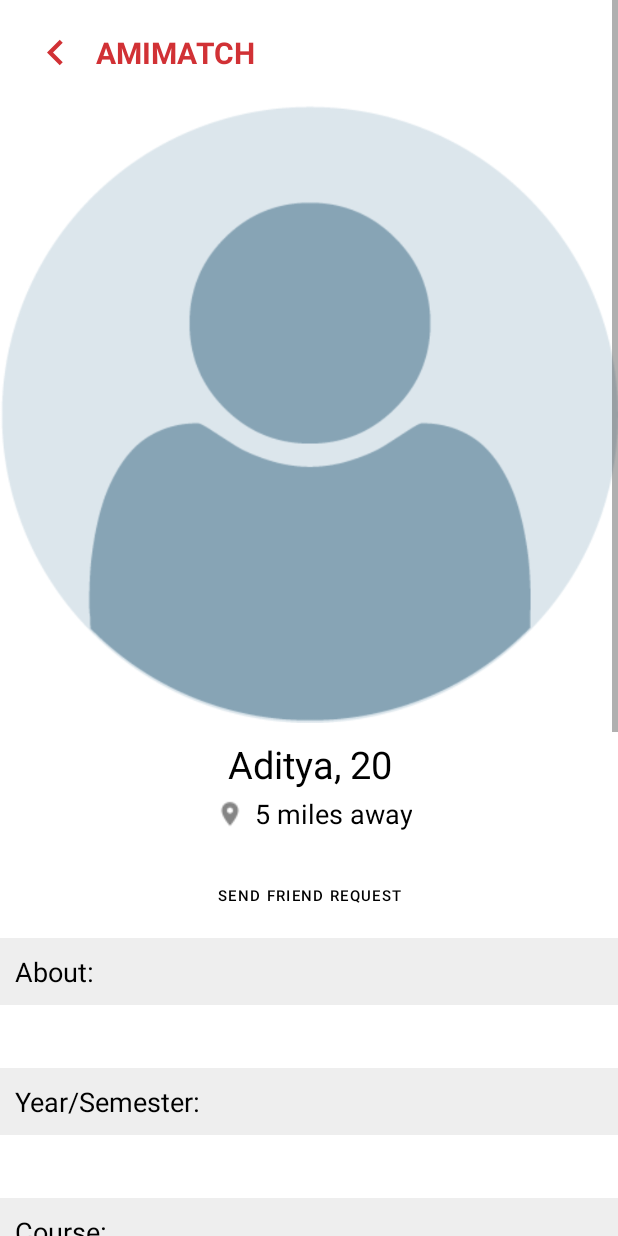
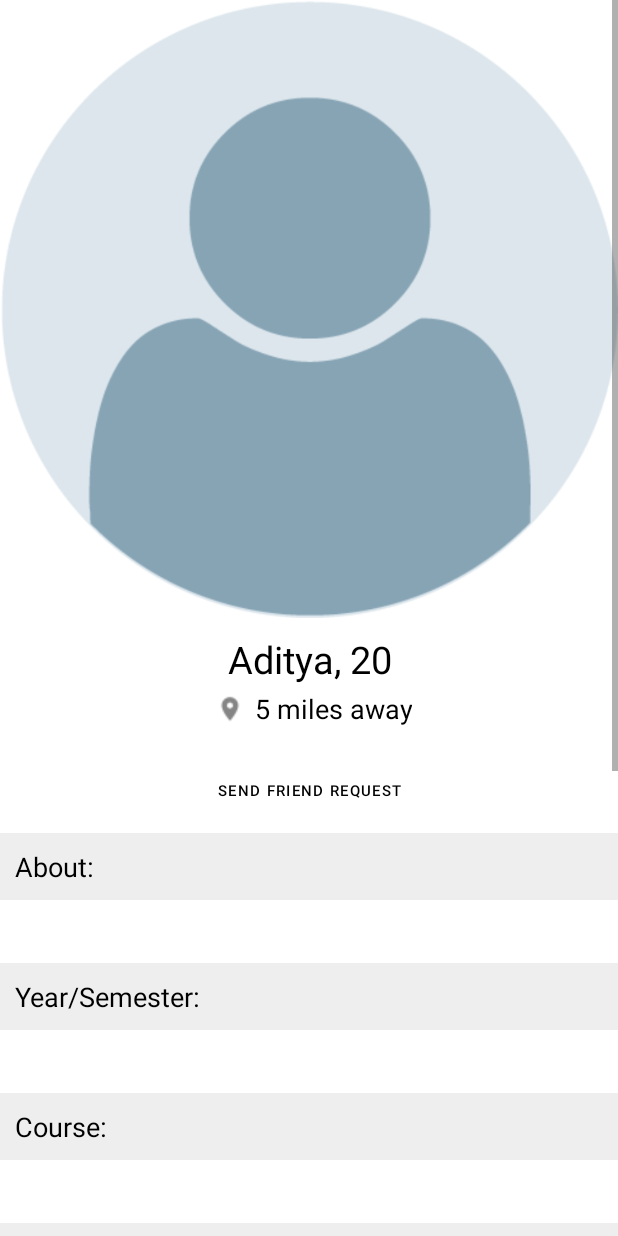
Before and after one commit to aditheking/AmiMatch, an Android app: the layout activity_profile_checkin_matched.xml on its own in the app's theme, with its tools: preview values and no code run, on a phone screen of 412 x 824 dp. Run offline under Robolectric (Android 15) with nearby library versions, the phone set to English and light mode, and no system bars.

Commit message:
Minor layout fixes
Signed-off-by: aditheking <aupreti72@gmail.com>

```diff
--- a/app/src/main/res/layout/activity_profile_checkin_matched.xml
+++ b/app/src/main/res/layout/activity_profile_checkin_matched.xml
@@ -9,8 +9,8 @@
         android:layout_height="match_parent"
         android:orientation="vertical">
 
-        <!-- Top Navigation Back -->
-        <include layout="@layout/layout_top_navigation_back" />
+        <!-- Top Navigation Back
+        <include layout="@layout/layout_top_navigation_back" /> -->
 
         <!-- Profile Image -->
         <com.mini.amimatch.SquareImageView
@@ -50,7 +50,7 @@
             android:id="@+id/lockIcon"
             android:layout_width="wrap_content"
             android:layout_height="wrap_content"
-            android:src="@drawable/ic_lock"
+            android:src="@drawable/user"
             android:layout_gravity="center_horizontal"
             android:visibility="gone" />
 
```
Also changed, not shown: app/src/main/res/drawable/privacy.png (added), app/src/main/res/drawable/user.png (added).
